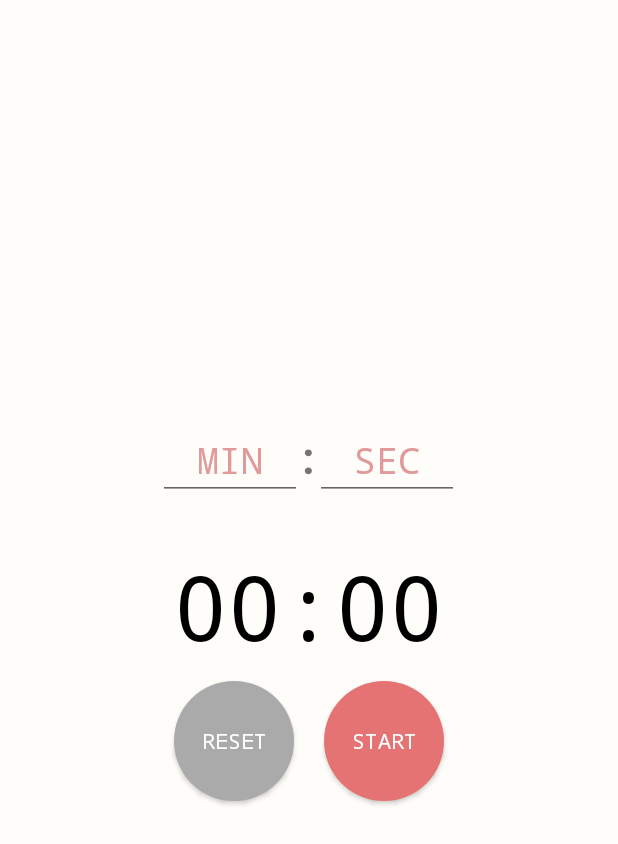
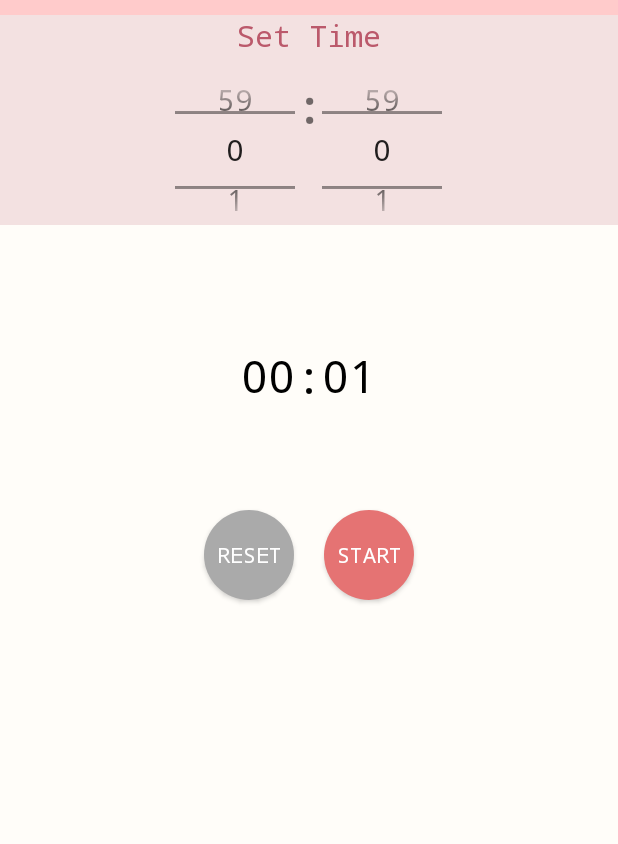
Before and after one commit to rabbit26476272/Android-Final-Project, an Android app: the fragment CountdownFragment placed in its activity, on a phone screen of 412 x 824 dp. Shown: the top 844 px of the screen. Run offline under Robolectric (Android 15) with nearby library versions, the phone set to English and light mode, and no system bars; our stand-ins replace Firebase (no records; nobody signed in at launch, a user with empty details on screens opened directly), Picasso; pictures from the network do not load.

Commit message:
Countdown Timer ver.2

```diff
--- a/recipe/app/src/main/AndroidManifest.xml
+++ b/recipe/app/src/main/AndroidManifest.xml
@@ -9,15 +9,16 @@
         android:roundIcon="@mipmap/ic_launcher_round"
         android:supportsRtl="true"
         android:theme="@style/AppTheme.NoActionBar">
+
         <activity
             android:name=".activity.MainActivity"
             android:label="@string/app_name"
             android:theme="@style/AppTheme.NoActionBar">
             <intent-filter>
                 <action android:name="android.intent.action.MAIN" />
-
                 <category android:name="android.intent.category.LAUNCHER" />
             </intent-filter>
+
         </activity>
         <activity
             android:name=".activity.RecipeDetailsActivity"/>
--- a/recipe/app/src/main/java/com/manjurulhoque/myrecipes/activity/RecipeDetailsActivity.java
+++ b/recipe/app/src/main/java/com/manjurulhoque/myrecipes/activity/RecipeDetailsActivity.java
@@ -89,9 +89,9 @@ public class RecipeDetailsActivity extends AppCompatActivity {
             @Override
             public void onClick(View v) {
                 if (favouriteDbHelper.addData(recipe)) {
-                    Toast.makeText(getApplicationContext(), "Favourited", Toast.LENGTH_SHORT).show();
+                    Toast.makeText(getApplicationContext(), "已加入最愛", Toast.LENGTH_SHORT).show();
                 } else {
-                    Toast.makeText(getApplicationContext(), "Something wrong", Toast.LENGTH_SHORT).show();
+                    Toast.makeText(getApplicationContext(), "變心了？", Toast.LENGTH_SHORT).show();
                 }
             }
         });
--- a/recipe/app/src/main/java/com/manjurulhoque/myrecipes/fragment/CountdownFragment.java
+++ b/recipe/app/src/main/java/com/manjurulhoque/myrecipes/fragment/CountdownFragment.java
@@ -1,24 +1,45 @@
 package com.manjurulhoque.myrecipes.fragment;
 
+import android.app.AlarmManager;
+import android.app.NotificationChannel;
+import android.app.NotificationManager;
+import android.app.PendingIntent;
+import android.content.BroadcastReceiver;
+import android.content.Context;
+import android.content.Intent;
+import android.content.SharedPreferences;
+import android.graphics.Bitmap;
+import android.graphics.BitmapFactory;
+import android.graphics.Color;
 import android.os.Bundle;
 import android.os.CountDownTimer;
 import android.support.annotation.NonNull;
 import android.support.annotation.Nullable;
 import android.support.v4.app.Fragment;
+import android.support.v4.app.NotificationCompat;
 import android.view.LayoutInflater;
 import android.view.View;
 import android.view.ViewGroup;
 import android.widget.Button;
 import android.widget.EditText;
+import android.widget.LinearLayout;
+import android.widget.NumberPicker;
+import android.widget.ProgressBar;
 import android.widget.TextView;
 import android.widget.Toast;
 
 import com.manjurulhoque.myrecipes.R;
+import com.manjurulhoque.myrecipes.activity.MainActivity;
 import com.manjurulhoque.myrecipes.dbhelper.FavouriteDbHelper;
 
 import org.w3c.dom.Text;
 
+import java.util.Calendar;
 import java.util.Locale;
+
+import static android.content.Context.MODE_PRIVATE;
+import static android.support.v4.content.ContextCompat.getSystemService;
+import static java.lang.Thread.sleep;
 
 public class CountdownFragment extends Fragment {
 
@@ -27,62 +48,77 @@ public class CountdownFragment extends Fragment {
     private TextView mTextViewCountDown;
     private Button mButtonStartPause;
     private Button mButtonReset;
-    private EditText mEditTextMin;
-    private EditText mEditTextSec;
-    private TextView mTextViewDot;
+    private  NumberPicker mNumberPickerMin;
+    private  NumberPicker mNumberPickerSec;
     private CountDownTimer mCountDownTimer;
+    private LinearLayout mLinearLayout;
+    private TextView mTextViewHint;
     private boolean mTimerRunning;
     private long mTimeLeftInMillis = START_TIME_IN_MILLIS;
     private int min = 0;
     private int sec = 0;
+    private ProgressBar mProgressBar;
+    private boolean mPause = false;
+
+
     @Nullable
     @Override
     public View onCreateView(@NonNull LayoutInflater inflater, @Nullable ViewGroup container, @Nullable Bundle savedInstanceState) {
         View v = inflater.inflate(R.layout.fragment_countdown, container, false);
         mTextViewCountDown = v.findViewById(R.id.text_view_countdown);
         mButtonStartPause = v.findViewById(R.id.button_start_pause);
+        mLinearLayout = v.findViewById(R.id.linerLayout_setTime);
         mButtonReset = v.findViewById(R.id.button_reset);
-        mEditTextMin = v.findViewById(R.id.editText_min);
-        mEditTextSec = v.findViewById(R.id.editText_sec);
-        mTextViewDot = v.findViewById(R.id.textView_dot);
+        mNumberPickerMin = v.findViewById(R.id.picker_min);
+        mNumberPickerSec = v.findViewById(R.id.picker_sec);
+        mTextViewHint = v.findViewById(R.id.textView_hint);
+        mProgressBar = v.findViewById(R.id.circular_progress_bar);
+
+
+        mNumberPickerMin.setMinValue(0);
+        mNumberPickerMin.setMaxValue(59);
+        mNumberPickerMin.setValue(0); // 設定預設位置
+        mNumberPickerMin.setWrapSelectorWheel(true); // 是否循環顯示
+        mNumberPickerMin.setDescendantFocusability(NumberPicker.FOCUS_BLOCK_DESCENDANTS);
+
+        mNumberPickerSec.setMinValue(0);
+        mNumberPickerSec.setMaxValue(59);
+        mNumberPickerSec.setValue(0); // 設定預設位置
+        mNumberPickerSec.setWrapSelectorWheel(true); // 是否循環顯示
+        mNumberPickerSec.setDescendantFocusability(NumberPicker.FOCUS_BLOCK_DESCENDANTS);
 
         mButtonStartPause.setOnClickListener(new View.OnClickListener() {
             @Override
             public void onClick(View v) {
                 if (mTimerRunning) {
                     pauseTimer();
+                    mPause = true;
                 } else {
-                    //Toast.makeText(getActivity(),Integer.toString(mEditTextMin.getText().toString().length()),Toast.LENGTH_SHORT).show();
+                    if(mPause == false)
+                    {
+                        min = mNumberPickerMin.getValue();
+                        sec = mNumberPickerSec.getValue();
+                        if(min == 0 && sec == 0)
+                        {
+                            Toast.makeText(getActivity(),"Please set the time",Toast.LENGTH_SHORT).show();
+                        }
+                        else
+                        {
+                            int time = 60000 * min + 1000 * sec;
+                            mTextViewHint.setText("START");
+                            mLinearLayout.setVisibility(View.INVISIBLE);
+                            mTimeLeftInMillis = time;
+                            mProgressBar.setVisibility(View.VISIBLE);
+                            mProgressBar.setProgress(0);
+                            mProgressBar.setMax(time);
+                            startTimer();
 
-                    if(mEditTextMin.getText().toString().length() == 0 && mEditTextSec.getText().toString().length() == 0)
-                    {
-                        Toast.makeText(getActivity(),"請設定時間",Toast.LENGTH_SHORT).show();
+                        }
                     }
                     else
                     {
-                        if(mEditTextMin.getText().toString().length() == 0)
-                        {
-                            min = 0;
-                        }
-                        else{
-                            min = Integer.valueOf(mEditTextMin.getText().toString());
-                        }
-                        if(mEditTextSec.getText().toString().length() == 0)
-                        {
-                            sec = 0;
-                        }
-                        else
-                        {
-                            sec = Integer.valueOf(mEditTextSec.getText().toString());
-                        }
-                        int time = 60000 * min + 1000 * sec;
-                        Toast.makeText(getActivity(),"開始倒數",Toast.LENGTH_SHORT).show();
-
-                        mEditTextMin.setVisibility(View.INVISIBLE);
-                        mEditTextSec.setVisibility(View.INVISIBLE);
-                        mTextViewDot.setVisibility(View.INVISIBLE);
-                        mTimeLeftInMillis = time;
                         startTimer();
+                        mPause = false;
                     }
                 }
             }
@@ -100,6 +136,7 @@ public class CountdownFragment extends Fragment {
 
 
     private void startTimer() {
+
         mCountDownTimer = new CountDownTimer(mTimeLeftInMillis, 1000) {
             @Override
             public void onTick(long millisUntilFinished) {
@@ -109,10 +146,15 @@ public class CountdownFragment extends Fragment {
             @Override
             public void onFinish() {
                 mTimerRunning = false;
+                mPause = false;
                 mButtonStartPause.setText("Start");
                 mButtonStartPause.setVisibility(View.INVISIBLE);
                 mButtonReset.setVisibility(View.VISIBLE);
-                Toast.makeText(getActivity(),"結束倒數",Toast.LENGTH_SHORT).show();
+                mTextViewHint.setText("END");
+                mTextViewCountDown.setText("00:00");
+                mProgressBar.setProgress(100);
+                mProgressBar.setVisibility(View.INVISIBLE);
+                mTextViewCountDown.setText("00:00");
             }
         }.start();
         mTimerRunning = true;
@@ -124,22 +166,45 @@ public class CountdownFragment extends Fragment {
         mTimerRunning = false;
         mButtonStartPause.setText("Start");
         mButtonReset.setVisibility(View.VISIBLE);
-        Toast.makeText(getActivity(),"暫停倒數",Toast.LENGTH_SHORT).show();
+        mTextViewHint.setText("PAUSE");
     }
     private void resetTimer() {
         mTimeLeftInMillis = START_TIME_IN_MILLIS;
         updateCountDownText();
+        mPause = false;
         mButtonReset.setVisibility(View.INVISIBLE);
         mButtonStartPause.setVisibility(View.VISIBLE);
-        mEditTextMin.setVisibility(View.VISIBLE);
-        mEditTextSec.setVisibility(View.VISIBLE);
-        mTextViewDot.setVisibility(View.VISIBLE);
+        mLinearLayout.setVisibility(View.VISIBLE);
+        mTextViewHint.setText("SET TIME");
+        mProgressBar.setProgress(0);
     }
     private void updateCountDownText() {
         int minutes = (int) (mTimeLeftInMillis / 1000) / 60;
-        int seconds = (int) (mTimeLeftInMillis / 1000) % 60;
+        int seconds = (int) (mTimeLeftInMillis / 1000) % 60 + 1;
+        mProgressBar.setProgress((int)mTimeLeftInMillis);
+
         String timeLeftFormatted = String.format(Locale.getDefault(), "%02d:%02d", minutes, seconds);
         mTextViewCountDown.setText(timeLeftFormatted);
+
     }
 
+
+    public void startService(int duration)
+    {
+        int d = duration;
+        SharedPreferences sharedPreferences = getActivity().getSharedPreferences("Timer", Context.MODE_PRIVATE);
+        SharedPreferences.Editor editor = sharedPreferences.edit();
+        editor.putInt("duration", d);
+        editor.apply();
+        Intent intent = new Intent(getActivity(),MyService.class);
+        getActivity().startService(intent);
+        if((d / 1000) / 60 == 0)
+        {
+            Toast.makeText(getActivity(), "COUNTDOWN " + (d / 1000) % 60 + "s",Toast.LENGTH_SHORT).show();
+        }
+        else
+        {
+            Toast.makeText(getActivity(), "COUNTDOWN " + (d / 1000) / 60 + "m " + (d / 1000) % 60 + "s",Toast.LENGTH_SHORT).show();
+        }
+    }
 }
--- /dev/null
+++ b/recipe/app/src/main/res/drawable/circular.xml
@@ -0,0 +1,12 @@
+<?xml version="1.0" encoding="utf-8"?>
+<shape xmlns:android="http://schemas.android.com/apk/res/android"
+    android:useLevel="true"
+    android:innerRadiusRatio="2.3"
+    android:shape="ring"
+    android:thickness="3.8sp"
+    android:layout_height="wrap_content"
+    android:layout_width="wrap_content">
+
+    <solid android:color="@color/colorAccent" />
+
+</shape>
--- a/recipe/app/src/main/res/layout/fragment_countdown.xml
+++ b/recipe/app/src/main/res/layout/fragment_countdown.xml
@@ -11,61 +11,93 @@
         android:layout_width="match_parent"
         android:layout_height="match_parent"
         android:orientation="vertical"
-        android:gravity="center">
+        android:gravity="center_horizontal">
+
+        <TextView
+            android:id="@+id/textView_top"
+            android:layout_width="match_parent"
+            android:layout_height="10dp"
+            android:background="#ffcbcb"/>
+
+        <TextView
+            android:id="@+id/textView_hint"
+            android:layout_width="match_parent"
+            android:layout_height="40dp"
+            android:background="@color/colorPink"
+            android:text="Set Time"
+            android:textColor="#bb596b"
+            android:textSize="20sp"
+            android:gravity="center_horizontal"/>
 
         <LinearLayout
-            android:layout_width="wrap_content"
-            android:layout_height="wrap_content"
+            android:id="@+id/linerLayout_setTime"
+            android:layout_width="match_parent"
+            android:layout_height="100dp"
+            android:layout_marginBottom="30dp"
+            android:background="@color/colorPink"
             android:orientation="horizontal"
-            android:layout_marginBottom="30dp">
+            android:gravity="center_horizontal">
 
-            <EditText
-                android:id="@+id/editText_min"
-                android:layout_width="96dp"
-                android:layout_height="wrap_content"
-                android:layout_weight="1"
-                android:ems="10"
-                android:hint="MIN"
-                android:typeface="monospace"
-                android:textColorHint="@color/colorPrimaryDark"
-                android:gravity="center"
-                android:inputType="time"
-                android:textSize="24sp" />
+
+            <NumberPicker
+                android:theme="@style/NumberPickerText"
+                android:id="@+id/picker_min"
+                android:layout_width="80dp"
+                android:layout_height="100dp"
+                android:descendantFocusability="blocksDescendants"/>
+
 
             <TextView
                 android:id="@+id/textView_dot"
                 android:layout_width="wrap_content"
                 android:layout_height="wrap_content"
-                android:layout_weight="1"
                 android:text=":"
-                android:textStyle="bold"
-                android:textSize="30sp" />
+                android:textSize="30sp"
+                android:textStyle="bold" />
 
-            <EditText
-                android:id="@+id/editText_sec"
-                android:layout_width="96dp"
+            <NumberPicker
+                android:theme="@style/NumberPickerText"
+                android:id="@+id/picker_sec"
+                android:layout_width="80dp"
+                android:layout_height="100dp"
+                android:descendantFocusability="blocksDescendants"/>
+        </LinearLayout>
+
+
+        <RelativeLayout
+            android:layout_width="match_parent"
             android:layout_height="wrap_content"
-                android:layout_weight="1"
-                android:ems="10"
-                android:hint="SEC"
-                android:typeface="monospace"
-                android:textColorHint="@color/colorPrimaryDark"
             android:gravity="center"
-                android:inputType="time"
-                android:textSize="24sp" />
-        </LinearLayout>
+            tools:layout_editor_absoluteX="0dp"
+            tools:layout_editor_absoluteY="0dp"
+            android:orientation="vertical"
+            tools:ignore="MissingConstraints">
+
 
             <TextView
                 android:id="@+id/text_view_countdown"
                 android:layout_width="wrap_content"
                 android:layout_height="wrap_content"
-            android:layout_centerHorizontal="false"
-            android:layout_centerVertical="false"
+
+                android:layout_alignParentTop="true"
+                android:layout_marginStart="30dp"
+                android:layout_marginTop="50dp"
+                android:layout_marginEnd="30dp"
+                android:layout_marginBottom="30dp"
                 android:text="00:00"
-            android:typeface="monospace"
                 android:textColor="@android:color/black"
-            android:textSize="60sp" />
+                android:textSize="30sp"
+                android:typeface="monospace" />
 
+            <ProgressBar
+                android:id="@+id/circular_progress_bar"
+                style="?android:attr/progressBarStyleHorizontal"
+                android:layout_width="150dp"
+                android:layout_height="150dp"
+                android:indeterminate="false"
+                android:progressDrawable="@drawable/circular"
+                android:visibility="visible" />
+        </RelativeLayout>
         <LinearLayout
             android:layout_width="match_parent"
             android:layout_height="wrap_content"
@@ -74,8 +106,8 @@
 
             <Button
                 android:id="@+id/button_reset"
-                android:layout_width="80dp"
-                android:layout_height="80dp"
+                android:layout_width="60dp"
+                android:layout_height="60dp"
                 android:layout_margin="10dp"
                 android:layout_below="@+id/text_view_countdown"
                 android:layout_toEndOf="@+id/button_start_pause"
@@ -85,8 +117,8 @@
                 android:textColor="#FFFFFF" />
             <Button
                 android:id="@+id/button_start_pause"
-                android:layout_width="80dp"
-                android:layout_height="80dp"
+                android:layout_width="60dp"
+                android:layout_height="60dp"
                 android:layout_margin="10dp"
                 android:layout_below="@+id/text_view_countdown"
                 android:layout_centerHorizontal="true"
--- a/recipe/app/src/main/res/values-v21/styles.xml
+++ b/recipe/app/src/main/res/values-v21/styles.xml
@@ -4,5 +4,6 @@
         <item name="windowActionBar">false</item>
         <item name="windowNoTitle">true</item>
         <item name="android:statusBarColor">@android:color/transparent</item>
+        <item name="android:fontFamily">monospace</item>
     </style>
 </resources>
--- a/recipe/app/src/main/res/values/colors.xml
+++ b/recipe/app/src/main/res/values/colors.xml
@@ -9,7 +9,7 @@
     <color name="background_color">#fffdf9</color>
     <color name="white">#ffffff</color>
     <color name="colorPink">#f3e1e1</color>
-
+    <color name="colorPurple">#f6def6</color>
     <color name="orange">#beebe9</color>
     <color name="green">#fffdf9</color>
     <color name="blue">#ffe3ed</color>
--- a/recipe/app/src/main/res/values/strings.xml
+++ b/recipe/app/src/main/res/values/strings.xml
@@ -7,6 +7,8 @@
     <string name="nav_header_desc">Navigation header</string>
     <string name="action_settings">Settings</string>
 
+    <string name="notification_title">時間到囉</string>
+    <string name="notification_text">測試</string>
     <string name="large_text">
         "Material is the metaphor.\n\n"
 
--- a/recipe/app/src/main/res/values/styles.xml
+++ b/recipe/app/src/main/res/values/styles.xml
@@ -6,15 +6,26 @@
         <item name="colorPrimary">@color/colorPrimary</item>
         <item name="colorPrimaryDark">@color/colorPrimaryDark</item>
         <item name="colorAccent">@color/colorAccent</item>
+        <item name="android:fontFamily">monospace</item>
     </style>
 
     <style name="AppTheme.NoActionBar">
         <item name="windowActionBar">false</item>
         <item name="windowNoTitle">true</item>
+        <item name="android:fontFamily">monospace</item>
     </style>
 
-    <style name="AppTheme.AppBarOverlay" parent="ThemeOverlay.AppCompat.Dark.ActionBar" />
+    <style name="AppTheme.AppBarOverlay" parent="ThemeOverlay.AppCompat.Dark.ActionBar">
+        <item name="android:fontFamily">monospace</item>
+    </style>
 
-    <style name="AppTheme.PopupOverlay" parent="ThemeOverlay.AppCompat.Light" />
+
+    <style name="AppTheme.PopupOverlay" parent="ThemeOverlay.AppCompat.Light">
+        <item name="android:fontFamily">monospace</item>
+    </style>
+
+    <style name="NumberPickerText">
+        <item name="android:textSize">20sp</item>
+    </style>
 
 </resources>
```
Also changed, not shown: recipe/app/src/main/java/MyService.java (added, +84 -0 lines), recipe/app/src/main/java/com/manjurulhoque/myrecipes/AlarmReceiver.java (added, +42 -0 lines), recipe/app/src/main/java/com/manjurulhoque/myrecipes/fragment/AlarmBroadcastReceiver.java (added, +16 -0 lines), recipe/app/src/main/java/com/manjurulhoque/myrecipes/fragment/MyService.java (added, +86 -0 lines), recipe/app/src/main/res/drawable/countdown_background.xml (added, +11 -0 lines), recipe/app/src/main/res/drawable/round_corner.xml (+21 -9 lines), recipe/app/src/main/res/drawable/test.xml (added, +28 -0 lines), recipe/app/src/main/res/layout/activity_test.xml (added, +42 -0 lines). Lines whose indentation alone changed are shown as unchanged.
